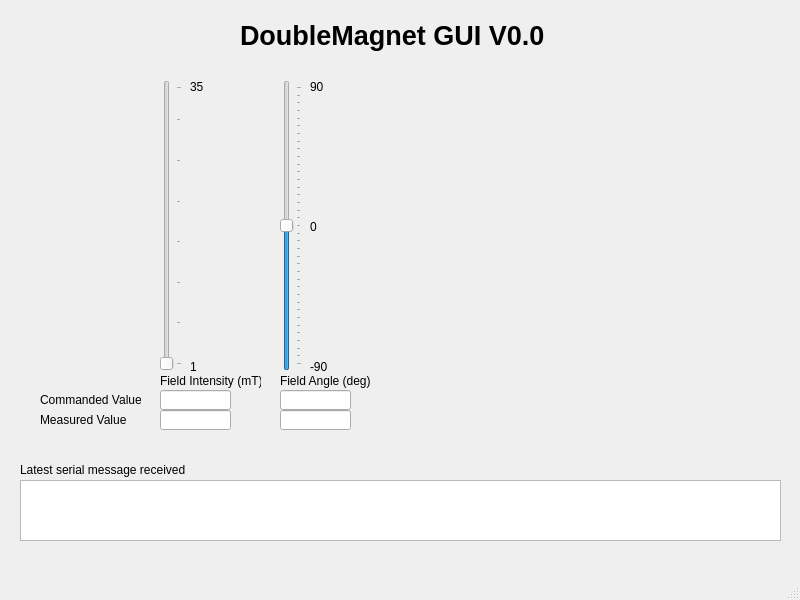
thatfellarobin/doublemag-fixture, file doublemag.ui: the form before one commit.
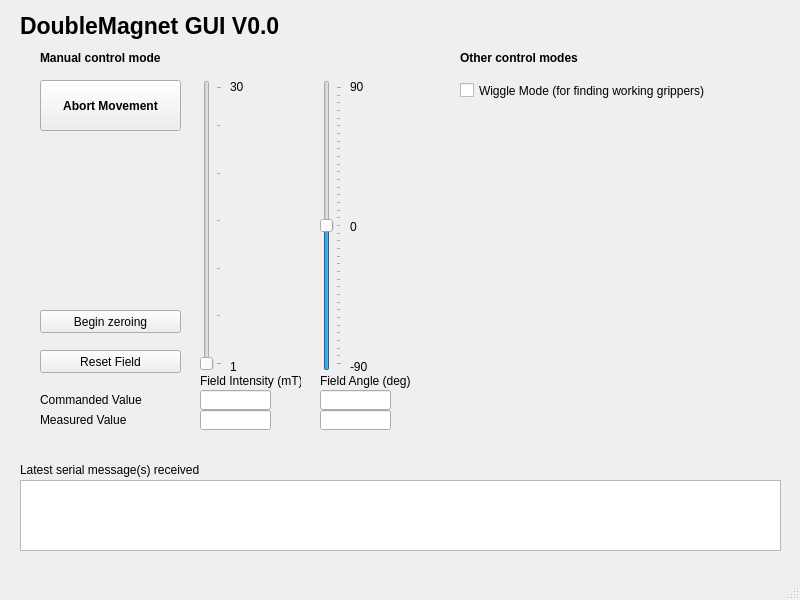
The form after the commit.

Commit message: approaching full functionality

```diff
--- a/doublemag.ui
+++ b/doublemag.ui
@@ -17,7 +17,7 @@
    <widget class="QSlider" name="slider_fieldIntensity">
     <property name="geometry">
      <rect>
-      <x>160</x>
+      <x>200</x>
       <y>80</y>
       <width>22</width>
       <height>291</height>
@@ -27,7 +27,7 @@
      <number>1</number>
     </property>
     <property name="maximum">
-     <number>35</number>
+     <number>30</number>
     </property>
     <property name="orientation">
      <enum>Qt::Vertical</enum>
@@ -42,7 +42,7 @@
    <widget class="QSlider" name="slider_fieldAngle">
     <property name="geometry">
      <rect>
-      <x>280</x>
+      <x>320</x>
       <y>80</y>
       <width>22</width>
       <height>291</height>
@@ -70,7 +70,7 @@
    <widget class="QLabel" name="label_fieldIntensity">
     <property name="geometry">
      <rect>
-      <x>160</x>
+      <x>200</x>
       <y>370</y>
       <width>101</width>
       <height>21</height>
@@ -83,7 +83,7 @@
    <widget class="QLabel" name="label_fieldAngle">
     <property name="geometry">
      <rect>
-      <x>280</x>
+      <x>320</x>
       <y>370</y>
       <width>101</width>
       <height>21</height>
@@ -96,15 +96,15 @@
    <widget class="QLabel" name="label_title">
     <property name="geometry">
      <rect>
-      <x>240</x>
-      <y>20</y>
+      <x>20</x>
+      <y>10</y>
       <width>391</width>
       <height>31</height>
      </rect>
     </property>
     <property name="font">
      <font>
-      <pointsize>20</pointsize>
+      <pointsize>17</pointsize>
       <weight>75</weight>
       <bold>true</bold>
      </font>
@@ -116,7 +116,7 @@
    <widget class="QLineEdit" name="input_fieldIntensity">
     <property name="geometry">
      <rect>
-      <x>160</x>
+      <x>200</x>
       <y>390</y>
       <width>71</width>
       <height>20</height>
@@ -132,7 +132,7 @@
    <widget class="QLineEdit" name="output_fieldIntensity">
     <property name="geometry">
      <rect>
-      <x>160</x>
+      <x>200</x>
       <y>410</y>
       <width>71</width>
       <height>20</height>
@@ -148,7 +148,7 @@
    <widget class="QLineEdit" name="input_fieldAngle">
     <property name="geometry">
      <rect>
-      <x>280</x>
+      <x>320</x>
       <y>390</y>
       <width>71</width>
       <height>20</height>
@@ -164,7 +164,7 @@
    <widget class="QLineEdit" name="output_fieldAngle">
     <property name="geometry">
      <rect>
-      <x>280</x>
+      <x>320</x>
       <y>410</y>
       <width>71</width>
       <height>20</height>
@@ -185,7 +185,7 @@
      <rect>
       <x>40</x>
       <y>390</y>
-      <width>101</width>
+      <width>141</width>
       <height>20</height>
      </rect>
     </property>
@@ -198,7 +198,7 @@
      <rect>
       <x>40</x>
       <y>410</y>
-      <width>101</width>
+      <width>141</width>
       <height>20</height>
      </rect>
     </property>
@@ -209,7 +209,7 @@
    <widget class="QLabel" name="label_fieldIntensity_min">
     <property name="geometry">
      <rect>
-      <x>190</x>
+      <x>230</x>
       <y>360</y>
       <width>47</width>
       <height>13</height>
@@ -222,20 +222,20 @@
    <widget class="QLabel" name="label_fieldIntensity_max">
     <property name="geometry">
      <rect>
-      <x>190</x>
+      <x>230</x>
       <y>80</y>
       <width>47</width>
       <height>13</height>
      </rect>
     </property>
     <property name="text">
-     <string>35</string>
+     <string>30</string>
     </property>
    </widget>
    <widget class="QLabel" name="label_fieldAngle_min">
     <property name="geometry">
      <rect>
-      <x>310</x>
+      <x>350</x>
       <y>360</y>
       <width>47</width>
       <height>13</height>
@@ -248,7 +248,7 @@
    <widget class="QLabel" name="label_fieldAngle_max">
     <property name="geometry">
      <rect>
-      <x>310</x>
+      <x>350</x>
       <y>80</y>
       <width>47</width>
       <height>13</height>
@@ -261,7 +261,7 @@
    <widget class="QLabel" name="label_fieldAngle_mid">
     <property name="geometry">
      <rect>
-      <x>310</x>
+      <x>350</x>
       <y>220</y>
       <width>47</width>
       <height>13</height>
@@ -277,7 +277,7 @@
       <x>20</x>
       <y>480</y>
       <width>761</width>
-      <height>61</height>
+      <height>71</height>
      </rect>
     </property>
     <property name="readOnly">
@@ -297,7 +297,106 @@
      </rect>
     </property>
     <property name="text">
-     <string>Latest serial message received</string>
+     <string>Latest serial message(s) received</string>
+    </property>
+   </widget>
+   <widget class="QPushButton" name="button_resetField">
+    <property name="geometry">
+     <rect>
+      <x>40</x>
+      <y>350</y>
+      <width>141</width>
+      <height>23</height>
+     </rect>
+    </property>
+    <property name="text">
+     <string>Reset Field</string>
+    </property>
+   </widget>
+   <widget class="QPushButton" name="button_abort">
+    <property name="geometry">
+     <rect>
+      <x>40</x>
+      <y>80</y>
+      <width>141</width>
+      <height>51</height>
+     </rect>
+    </property>
+    <property name="font">
+     <font>
+      <pointsize>9</pointsize>
+      <weight>75</weight>
+      <bold>true</bold>
+     </font>
+    </property>
+    <property name="text">
+     <string>Abort Movement</string>
+    </property>
+   </widget>
+   <widget class="QCheckBox" name="checkBox_wigglemode">
+    <property name="geometry">
+     <rect>
+      <x>460</x>
+      <y>80</y>
+      <width>321</width>
+      <height>21</height>
+     </rect>
+    </property>
+    <property name="text">
+     <string>Wiggle Mode (for finding working grippers)</string>
+    </property>
+   </widget>
+   <widget class="QLabel" name="label_otherModes">
+    <property name="geometry">
+     <rect>
+      <x>460</x>
+      <y>50</y>
+      <width>221</width>
+      <height>16</height>
+     </rect>
+    </property>
+    <property name="font">
+     <font>
+      <pointsize>9</pointsize>
+      <weight>75</weight>
+      <bold>true</bold>
+     </font>
+    </property>
+    <property name="text">
+     <string>Other control modes</string>
+    </property>
+   </widget>
+   <widget class="QLabel" name="label_manualMode">
+    <property name="geometry">
+     <rect>
+      <x>40</x>
+      <y>50</y>
+      <width>221</width>
+      <height>16</height>
+     </rect>
+    </property>
+    <property name="font">
+     <font>
+      <pointsize>9</pointsize>
+      <weight>75</weight>
+      <bold>true</bold>
+     </font>
+    </property>
+    <property name="text">
+     <string>Manual control mode</string>
+    </property>
+   </widget>
+   <widget class="QPushButton" name="button_zeroing">
+    <property name="geometry">
+     <rect>
+      <x>40</x>
+      <y>310</y>
+      <width>141</width>
+      <height>23</height>
+     </rect>
+    </property>
+    <property name="text">
+     <string>Begin zeroing</string>
     </property>
    </widget>
   </widget>
```
The commit also changes 2 other files.
